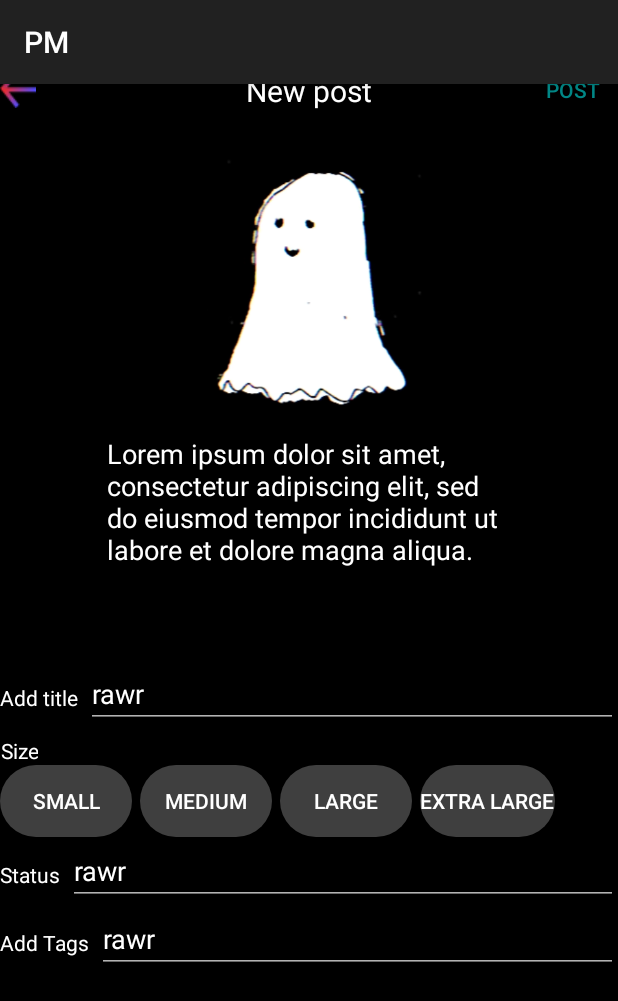
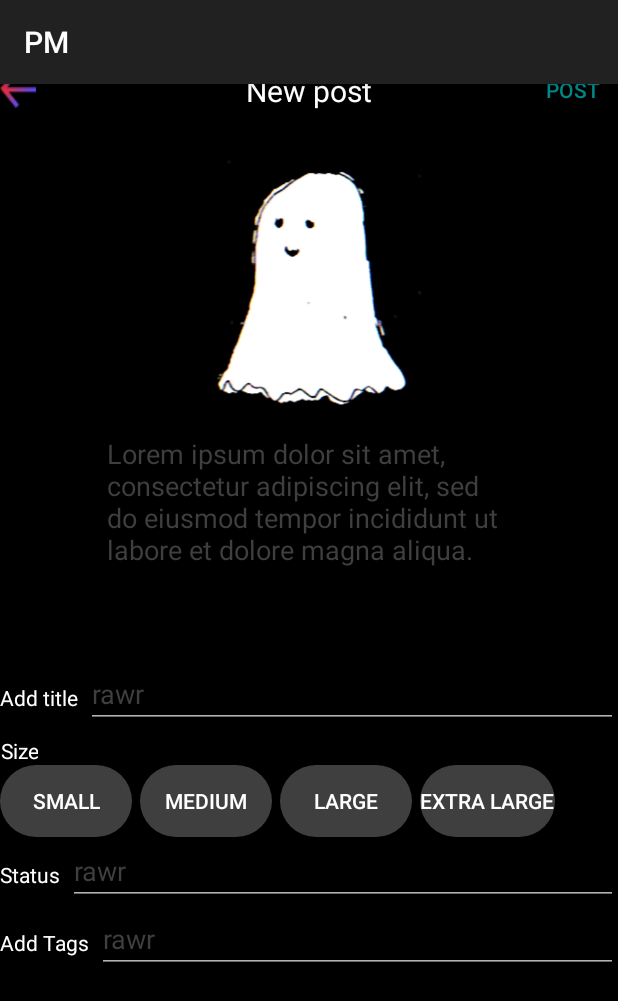
Before and after one commit to Louie-NPC/MArt, an Android app built with Jetpack Compose: the ProductPage screen opened directly, with no data from a screen before it, on a phone screen of 412 x 824 dp. Shown: the top 1001 px of the screen. Run offline under Robolectric (Android 15) with nearby library versions, the phone set to English and light mode, and no system bars.

Commit message:
minimal changes to product_posting

```diff
--- a/app/src/main/res/layout/overview_template.xml
+++ b/app/src/main/res/layout/overview_template.xml
@@ -4,6 +4,7 @@
     xmlns:tools="http://schemas.android.com/tools"
     android:layout_width="wrap_content"
     android:layout_height="wrap_content"
+
     android:background="@android:color/transparent">
 
     <View
@@ -15,6 +16,8 @@
         app:layout_constraintTop_toTopOf="parent"
         app:layout_constraintStart_toStartOf="parent"
         app:layout_constraintEnd_toEndOf="parent"
+
+
         tools:ignore="MissingConstraints"
 
 
--- a/app/src/main/res/layout/product_posting.xml
+++ b/app/src/main/res/layout/product_posting.xml
@@ -76,7 +76,8 @@
         <EditText
             android:layout_width="match_parent"
             android:layout_height="match_parent"
-            android:text="@string/placeholder"
+            android:hint="@string/placeholder"
+            android:textColorHint="@color/gray"
             android:textColor="@color/white"
             android:background="@android:color/transparent"/>
     </ScrollView>
@@ -98,13 +99,15 @@
             android:text="Add title"
 
             android:textColor="@color/white"
-            android:gravity="center"/>
+            android:gravity="center"
+            tools:ignore="MissingConstraints" />
 
         <EditText
             android:id="@+id/edit_title_desc"
             android:layout_width="0dp"
             android:layout_height="match_parent"
-            android:text="rawr"
+            android:hint="rawr"
+            android:textColorHint="@color/gray"
             android:textColor="@color/white"
 
             app:layout_constraintStart_toEndOf="@id/title_desc_head"
@@ -132,7 +135,8 @@
             android:text="Size"
 
             android:textColor="@color/white"
-            android:gravity="center"/>
+            android:gravity="center"
+            tools:ignore="MissingConstraints" />
 
         <Button
             android:id="@+id/small_button"
@@ -207,7 +211,8 @@
             android:id="@+id/edit_status_desc"
             android:layout_width="0dp"
             android:layout_height="match_parent"
-            android:text="rawr"
+            android:hint="rawr"
+            android:textColorHint="@color/gray"
             android:textColor="@color/white"
 
             app:layout_constraintStart_toEndOf="@id/status_desc_head"
@@ -242,7 +247,8 @@
             android:id="@+id/edit_tags_desc"
             android:layout_width="0dp"
             android:layout_height="match_parent"
-            android:text="rawr"
+            android:hint="rawr"
+            android:textColorHint="@color/gray"
             android:textColor="@color/white"
 
             app:layout_constraintStart_toEndOf="@id/tag_desc_head"
--- a/app/src/main/res/layout/share_page_template.xml
+++ b/app/src/main/res/layout/share_page_template.xml
@@ -20,7 +20,6 @@
         tools:layout_editor_absoluteX="1dp" />
 
 
-
     <ImageButton
         android:id="@+id/overview_button"
         android:layout_width="295dp"
@@ -28,10 +27,10 @@
         android:background="#00000000"
         android:src="@drawable/overview_button"
 
+        app:layout_constraintEnd_toEndOf="parent"
         app:layout_constraintStart_toStartOf="parent"
-        app:layout_constraintEnd_toEndOf="parent"
-        android:layout_marginTop="16dp"
-        tools:ignore="ContentDescription,MissingConstraints" />
+        tools:ignore="ContentDescription,MissingConstraints"
+        tools:layout_editor_absoluteY="141dp" />
 
     <HorizontalScrollView
         android:layout_width="381dp"
```
